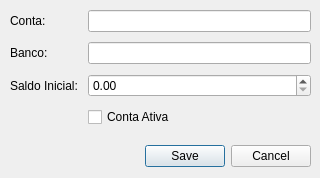
Old version of the form contas/ContaWidget.ui in the repository danielghirghi/fortuna.
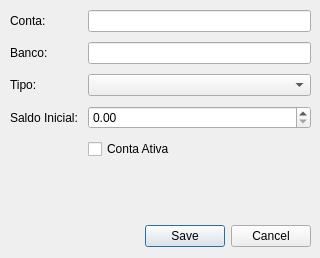
New version of the form.

Patch:
```diff
--- a/contas/ContaWidget.ui
+++ b/contas/ContaWidget.ui
@@ -7,7 +7,7 @@
     <x>0</x>
     <y>0</y>
     <width>320</width>
-    <height>178</height>
+    <height>258</height>
    </rect>
   </property>
   <property name="minimumSize">
@@ -25,29 +25,13 @@
   <property name="modal">
    <bool>false</bool>
   </property>
-  <widget class="QDialogButtonBox" name="bbConta">
-   <property name="geometry">
-    <rect>
-     <x>10</x>
-     <y>140</y>
-     <width>301</width>
-     <height>32</height>
-    </rect>
-   </property>
-   <property name="orientation">
-    <enum>Qt::Orientation::Horizontal</enum>
-   </property>
-   <property name="standardButtons">
-    <set>QDialogButtonBox::StandardButton::Cancel|QDialogButtonBox::StandardButton::Save</set>
-   </property>
-  </widget>
   <widget class="QWidget" name="verticalLayoutWidget">
    <property name="geometry">
     <rect>
      <x>10</x>
      <y>10</y>
      <width>301</width>
-     <height>136</height>
+     <height>200</height>
     </rect>
    </property>
    <layout class="QVBoxLayout" name="layPrincipal" stretch="0">
@@ -88,7 +72,7 @@
       <item row="1" column="1">
        <widget class="QLineEdit" name="edtBanco"/>
       </item>
-      <item row="2" column="0">
+      <item row="3" column="0">
        <widget class="QLabel" name="lblSaldoInicial">
         <property name="text">
          <string>Saldo Inicial:</string>
@@ -96,19 +80,59 @@
        </widget>
       </item>
       <item row="3" column="1">
+       <widget class="QDoubleSpinBox" name="spnSaldoInicial"/>
+      </item>
+      <item row="4" column="1">
        <widget class="QCheckBox" name="chkAtiva">
         <property name="text">
          <string>Conta Ativa</string>
         </property>
        </widget>
       </item>
+      <item row="2" column="0">
+       <widget class="QLabel" name="label">
+        <property name="text">
+         <string>Tipo:</string>
+        </property>
+       </widget>
+      </item>
       <item row="2" column="1">
-       <widget class="QDoubleSpinBox" name="edtSaldoInicial"/>
+       <widget class="QComboBox" name="cmbTipo">
+        <property name="placeholderText">
+         <string>...</string>
+        </property>
+        <item>
+         <property name="text">
+          <string>Corrente</string>
+         </property>
+        </item>
+        <item>
+         <property name="text">
+          <string>Investimento</string>
+         </property>
+        </item>
+       </widget>
       </item>
      </layout>
     </item>
    </layout>
   </widget>
+  <widget class="QDialogButtonBox" name="bbConta">
+   <property name="geometry">
+    <rect>
+     <x>10</x>
+     <y>220</y>
+     <width>301</width>
+     <height>32</height>
+    </rect>
+   </property>
+   <property name="orientation">
+    <enum>Qt::Orientation::Horizontal</enum>
+   </property>
+   <property name="standardButtons">
+    <set>QDialogButtonBox::StandardButton::Cancel|QDialogButtonBox::StandardButton::Save</set>
+   </property>
+  </widget>
  </widget>
  <resources/>
  <connections>
```
Left out of the diff: 35 changed lines with no effect on the pictures.
